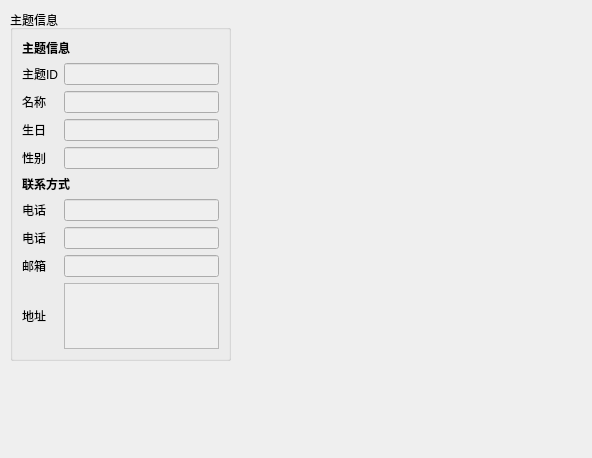
This is Bodystat/ui/recentsubjwidget.ui in hym-dn/Bodystat as Qt 5 draws it before an edit. The edited form follows.
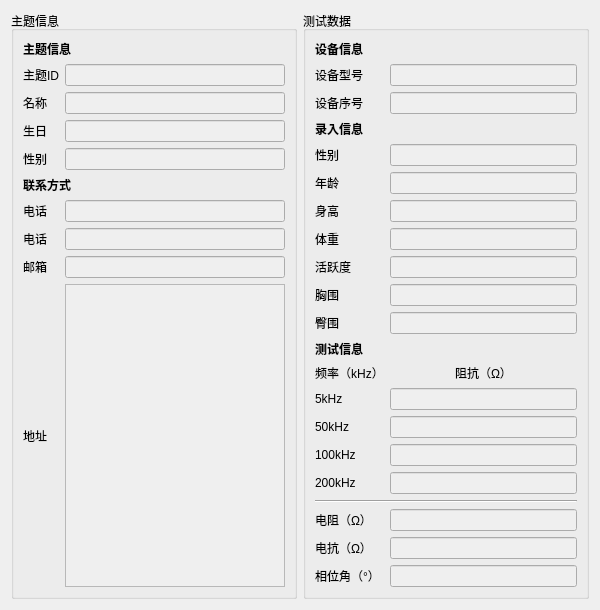
This is the edited form.

```diff
--- a/Bodystat/ui/recentsubjwidget.ui
+++ b/Bodystat/ui/recentsubjwidget.ui
@@ -6,22 +6,16 @@
    <rect>
     <x>0</x>
     <y>0</y>
-    <width>592</width>
-    <height>458</height>
+    <width>600</width>
+    <height>541</height>
    </rect>
   </property>
   <property name="windowTitle">
    <string>最近主题</string>
   </property>
+  <layout class="QHBoxLayout" name="horizontalLayout" stretch="1,1">
+   <item>
   <widget class="QGroupBox" name="_subjInfoGroupBox">
-   <property name="geometry">
-    <rect>
-     <x>10</x>
-     <y>10</y>
-     <width>221</width>
-     <height>351</height>
-    </rect>
-   </property>
    <property name="title">
     <string>主题信息</string>
    </property>
@@ -166,6 +160,313 @@
     </item>
    </layout>
   </widget>
+   </item>
+   <item>
+    <widget class="QGroupBox" name="_testDataGroupBox">
+     <property name="title">
+      <string>测试数据</string>
+     </property>
+     <layout class="QGridLayout" name="gridLayout_3">
+      <item row="9" column="1">
+       <widget class="QLineEdit" name="_waistLineEdit">
+        <property name="enabled">
+         <bool>false</bool>
+        </property>
+       </widget>
+      </item>
+      <item row="8" column="0">
+       <widget class="QLabel" name="_activityLabel">
+        <property name="text">
+         <string>活跃度</string>
+        </property>
+       </widget>
+      </item>
+      <item row="4" column="1">
+       <widget class="QLineEdit" name="_sexLineEdit">
+        <property name="enabled">
+         <bool>false</bool>
+        </property>
+        <property name="font">
+         <font>
+          <weight>75</weight>
+          <bold>true</bold>
+         </font>
+        </property>
+       </widget>
+      </item>
+      <item row="6" column="0">
+       <widget class="QLabel" name="_heightLabel">
+        <property name="text">
+         <string>身高</string>
+        </property>
+       </widget>
+      </item>
+      <item row="7" column="1">
+       <widget class="QLineEdit" name="_weightLineEdit">
+        <property name="enabled">
+         <bool>false</bool>
+        </property>
+       </widget>
+      </item>
+      <item row="6" column="1">
+       <widget class="QLineEdit" name="_heightLineEdit">
+        <property name="enabled">
+         <bool>false</bool>
+        </property>
+       </widget>
+      </item>
+      <item row="5" column="0">
+       <widget class="QLabel" name="_ageLabel">
+        <property name="text">
+         <string>年龄</string>
+        </property>
+       </widget>
+      </item>
+      <item row="1" column="1">
+       <widget class="QLineEdit" name="_devModelLineEdit">
+        <property name="enabled">
+         <bool>false</bool>
+        </property>
+       </widget>
+      </item>
+      <item row="2" column="1">
+       <widget class="QLineEdit" name="_devSeriNumLineEdit">
+        <property name="enabled">
+         <bool>false</bool>
+        </property>
+       </widget>
+      </item>
+      <item row="1" column="0">
+       <widget class="QLabel" name="_devModelLabel">
+        <property name="text">
+         <string>设备型号</string>
+        </property>
+       </widget>
+      </item>
+      <item row="2" column="0">
+       <widget class="QLabel" name="_devSeriNumLabel">
+        <property name="text">
+         <string>设备序号</string>
+        </property>
+       </widget>
+      </item>
+      <item row="0" column="0" colspan="2">
+       <widget class="QLabel" name="_devInfoLabel">
+        <property name="font">
+         <font>
+          <weight>75</weight>
+          <bold>true</bold>
+         </font>
+        </property>
+        <property name="text">
+         <string>设备信息</string>
+        </property>
+       </widget>
+      </item>
+      <item row="5" column="1">
+       <widget class="QLineEdit" name="_ageLineEdit">
+        <property name="enabled">
+         <bool>false</bool>
+        </property>
+       </widget>
+      </item>
+      <item row="3" column="0" colspan="2">
+       <widget class="QLabel" name="_entryInfoLabel">
+        <property name="font">
+         <font>
+          <weight>75</weight>
+          <bold>true</bold>
+         </font>
+        </property>
+        <property name="text">
+         <string>录入信息</string>
+        </property>
+       </widget>
+      </item>
+      <item row="9" column="0">
+       <widget class="QLabel" name="_waistLabel">
+        <property name="text">
+         <string>胸围</string>
+        </property>
+       </widget>
+      </item>
+      <item row="4" column="0">
+       <widget class="QLabel" name="_sexLabel">
+        <property name="text">
+         <string>性别</string>
+        </property>
+       </widget>
+      </item>
+      <item row="10" column="0">
+       <widget class="QLabel" name="_hipLabel">
+        <property name="text">
+         <string>臀围</string>
+        </property>
+       </widget>
+      </item>
+      <item row="8" column="1">
+       <widget class="QLineEdit" name="_activityLineEdit">
+        <property name="enabled">
+         <bool>false</bool>
+        </property>
+       </widget>
+      </item>
+      <item row="7" column="0">
+       <widget class="QLabel" name="_weightLabel">
+        <property name="text">
+         <string>体重</string>
+        </property>
+       </widget>
+      </item>
+      <item row="11" column="0" colspan="2">
+       <widget class="QLabel" name="_testInfoLabel">
+        <property name="font">
+         <font>
+          <weight>75</weight>
+          <bold>true</bold>
+         </font>
+        </property>
+        <property name="text">
+         <string>测试信息</string>
+        </property>
+       </widget>
+      </item>
+      <item row="13" column="0">
+       <widget class="QLabel" name="_5kHzLabel">
+        <property name="text">
+         <string>5kHz</string>
+        </property>
+       </widget>
+      </item>
+      <item row="13" column="1">
+       <widget class="QLineEdit" name="_5kHzLineEdit">
+        <property name="enabled">
+         <bool>false</bool>
+        </property>
+       </widget>
+      </item>
+      <item row="19" column="1">
+       <widget class="QLineEdit" name="_reacLineEdit">
+        <property name="enabled">
+         <bool>false</bool>
+        </property>
+       </widget>
+      </item>
+      <item row="14" column="1">
+       <widget class="QLineEdit" name="_50kHzLineEdit">
+        <property name="enabled">
+         <bool>false</bool>
+        </property>
+       </widget>
+      </item>
+      <item row="16" column="1">
+       <widget class="QLineEdit" name="_100kHzLineEdit">
+        <property name="enabled">
+         <bool>false</bool>
+        </property>
+       </widget>
+      </item>
+      <item row="14" column="0">
+       <widget class="QLabel" name="_50kHzLabel">
+        <property name="text">
+         <string>50kHz</string>
+        </property>
+       </widget>
+      </item>
+      <item row="16" column="0">
+       <widget class="QLabel" name="_100kHzLabel">
+        <property name="text">
+         <string>100kHz</string>
+        </property>
+       </widget>
+      </item>
+      <item row="19" column="0">
+       <widget class="QLabel" name="_reacLabel">
+        <property name="text">
+         <string>电阻（Ω）</string>
+        </property>
+       </widget>
+      </item>
+      <item row="17" column="1">
+       <widget class="QLineEdit" name="_200kHzLineEdit">
+        <property name="enabled">
+         <bool>false</bool>
+        </property>
+       </widget>
+      </item>
+      <item row="18" column="0" colspan="2">
+       <widget class="Line" name="line">
+        <property name="orientation">
+         <enum>Qt::Horizontal</enum>
+        </property>
+       </widget>
+      </item>
+      <item row="17" column="0">
+       <widget class="QLabel" name="_200kHzLabel">
+        <property name="text">
+         <string>200kHz</string>
+        </property>
+       </widget>
+      </item>
+      <item row="12" column="0">
+       <widget class="QLabel" name="_freqLabel">
+        <property name="text">
+         <string>频率（kHz）</string>
+        </property>
+        <property name="alignment">
+         <set>Qt::AlignCenter</set>
+        </property>
+       </widget>
+      </item>
+      <item row="12" column="1">
+       <widget class="QLabel" name="_impeLabel">
+        <property name="text">
+         <string>阻抗（Ω）</string>
+        </property>
+        <property name="alignment">
+         <set>Qt::AlignCenter</set>
+        </property>
+       </widget>
+      </item>
+      <item row="20" column="0">
+       <widget class="QLabel" name="_reactLabel">
+        <property name="text">
+         <string>电抗（Ω）</string>
+        </property>
+       </widget>
+      </item>
+      <item row="20" column="1">
+       <widget class="QLineEdit" name="_reactLineEdit">
+        <property name="enabled">
+         <bool>false</bool>
+        </property>
+       </widget>
+      </item>
+      <item row="10" column="1">
+       <widget class="QLineEdit" name="_hipLineEdit">
+        <property name="enabled">
+         <bool>false</bool>
+        </property>
+       </widget>
+      </item>
+      <item row="21" column="0">
+       <widget class="QLabel" name="_phaseAngleLabel">
+        <property name="text">
+         <string>相位角（°）</string>
+        </property>
+       </widget>
+      </item>
+      <item row="21" column="1">
+       <widget class="QLineEdit" name="_phaseAngleLineEdit">
+        <property name="enabled">
+         <bool>false</bool>
+        </property>
+       </widget>
+      </item>
+     </layout>
+    </widget>
+   </item>
+  </layout>
  </widget>
  <resources/>
  <connections/>
```
Left out of the diff: 2 changed lines with no effect on the pictures. Lines whose indentation alone changed are shown as unchanged.
